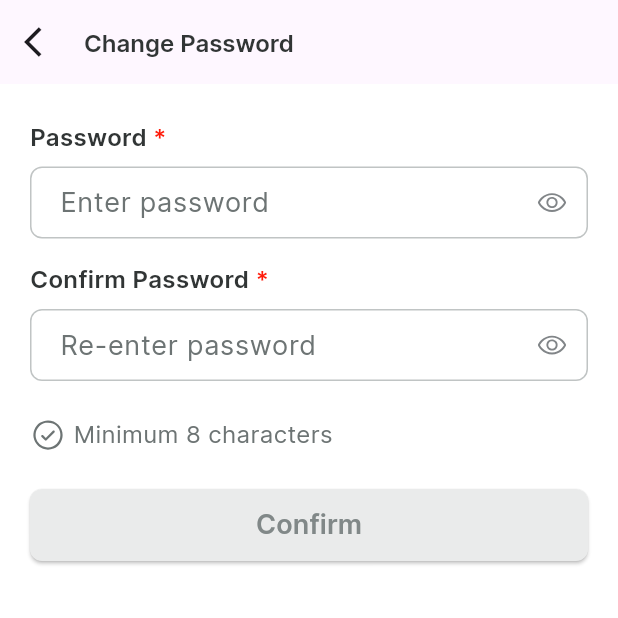
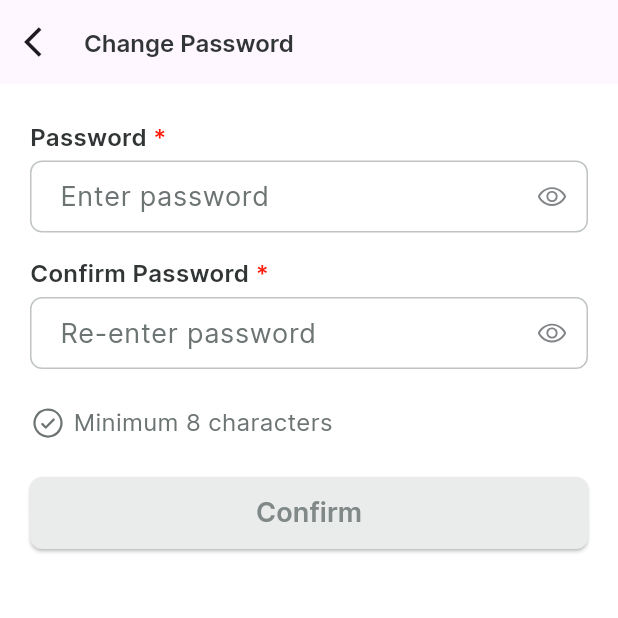
Before and after one commit to vannghia234/TMA_sGas_Project, a Flutter app: the ResetPasswordPage screen opened by its route, on a phone screen of 412 x 824 dp, the top half of it. Run offline on Flutter 3.47's test engine with Material 3 defaults, Android fonts, the phone set to English and light mode, and no system bars; our stand-ins replace either_dart, flutter_bloc, flutter_svg, get_it, jwt_decoder, logger and 4 more; accounts and stored records are empty; generated files the repository leaves out were written again; network calls fail.

Commit message:
refactor update ui

```diff
--- a/lib/src/common/presentation/widget/text_field/common_textfield.dart
+++ b/lib/src/common/presentation/widget/text_field/common_textfield.dart
@@ -1,4 +1,6 @@
+import 'package:flutter/cupertino.dart';
 import 'package:flutter/material.dart';
+import 'package:flutter/widgets.dart';
 import 'package:flutter_svg/svg.dart';
 import 'package:sgas/core/ui/resource/icon_path.dart';
 import 'package:sgas/core/ui/style/base_color.dart';
@@ -13,19 +15,36 @@ class TextFieldCommon extends StatelessWidget {
       this.isHidden,
       this.hintText,
       this.messageError,
+      this.enable = true,
       required this.label,
-      this.keyBoardType});
+      this.keyBoardType,
+      this.suffixPath,
+      this.suffixPathColor = BaseColor.greyNeutral300,
+      this.prefixIcon,
+      this.prefixPath,
+      this.prefixPathColor = BaseColor.greyNeutral300})
+      : assert(suffixPath == null || suffixIcon == null),
+        assert(prefixPath == null || prefixIcon == null);
   final TextEditingController? controller;
-  final Widget? suffixIcon;
   final ValueChanged<String>? onChange;
   final bool? isHidden;
   final String? hintText;
   final String? messageError;
   final String label;
   final TextInputType? keyBoardType;
+  final bool enable;
+  final Widget? suffixIcon;
+  final String? suffixPath;
+  final Color suffixPathColor;
+
+  final Widget? prefixIcon;
+  final String? prefixPath;
+  final Color prefixPathColor;
 
   @override
   Widget build(BuildContext context) {
+    final hasError = messageError != null;
+
     return Column(
       crossAxisAlignment: CrossAxisAlignment.start,
       children: [
@@ -34,33 +53,86 @@ class TextFieldCommon extends StatelessWidget {
         ),
         TextField(
           controller: controller,
+          enabled: enable,
           decoration: InputDecoration(
-              contentPadding: const EdgeInsets.fromLTRB(0, 10, 16, 10),
-              prefix: const SizedBox(width: 16),
-              error: messageError != null ? _errorWidget(messageError) : null,
-              border: _greyBorder(),
-              focusedBorder: _greyBorder(),
-              errorBorder: _errorBorder(), // màu đỏ
+              filled: true,
+              fillColor: (enable) ? Colors.white : BaseColor.greyNeutral60,
+              contentPadding: const EdgeInsets.fromLTRB(16, 10, 16, 10),
+              border: hasError ? _errorBorder() : _greyBorder(),
+              focusedBorder: hasError ? _errorBorder() : _focusBorder(),
+              errorBorder: _errorBorder(),
               focusedErrorBorder: _errorBorder(),
-              enabledBorder: _greyBorder(),
-              disabledBorder: _greyBorder(),
+              enabledBorder: hasError ? _errorBorder() : _greyBorder(),
+              disabledBorder: _disableBorder(),
               hintText: hintText,
               hintStyle:
-                  BaseTextStyle.body1(color: BaseColor.textSecondaryColor),
-              suffixIcon: suffixIcon),
+                  BaseTextStyle.body1(color: BaseColor.textTertiaryColor),
+              suffixIcon: _mapSuffixToWidget(),
+              prefixIcon: _mapPrefixToWidget()),
           onChanged: onChange,
           textInputAction: TextInputAction.done,
           keyboardType: keyBoardType ?? TextInputType.text,
-          style: BaseTextStyle.body1(color: BaseColor.textPrimaryColor),
+          style: BaseTextStyle.body1(
+              color: (enable)
+                  ? BaseColor.textPrimaryColor
+                  : BaseColor.greyNeutral600),
           cursorColor: BaseColor.textPrimaryColor,
           obscureText: isHidden ?? false,
         ),
+        (messageError != null)
+            ? _errorWidget(messageError)
+            : const SizedBox.shrink()
       ],
     );
   }
 
-  FittedBox _errorWidget(String? mess) {
-    return FittedBox(
+  Widget? _mapSuffixToWidget() {
+    if (suffixIcon != null) {
+      return suffixIcon!;
+    }
+    if (suffixPath != null) {
+      return Padding(
+        padding: const EdgeInsets.fromLTRB(16, 10, 8, 10),
+        child: SvgPicture.asset(
+          suffixPath!,
+          colorFilter: ColorFilter.mode(
+              (!enable)
+                  ? BaseColor.greyNeutral600
+                  : (messageError != null)
+                      ? BaseColor.alertColor
+                      : suffixPathColor,
+              BlendMode.srcIn),
+        ),
+      );
+    }
+    return null;
+  }
+
+  Widget? _mapPrefixToWidget() {
+    if (prefixIcon != null) {
+      return prefixIcon!;
+    }
+    if (prefixPath != null) {
+      return Padding(
+        padding: const EdgeInsets.fromLTRB(16, 10, 8, 10),
+        child: SvgPicture.asset(
+          prefixPath!,
+          colorFilter: ColorFilter.mode(
+              (!enable)
+                  ? BaseColor.greyNeutral600
+                  : (messageError != null)
+                      ? BaseColor.alertColor
+                      : prefixPathColor,
+              BlendMode.srcIn),
+        ),
+      );
+    }
+    return null;
+  }
+
+  Widget _errorWidget(String? mess) {
+    return Padding(
+      padding: const EdgeInsets.only(top: 8),
       child: Row(
         mainAxisAlignment: MainAxisAlignment.start,
         children: [
@@ -68,9 +140,11 @@ class TextFieldCommon extends StatelessWidget {
           const SizedBox(
             width: 5,
           ),
-          Text(
-            mess ?? "",
-            style: BaseTextStyle.body3(color: BaseColor.alertColor),
+          Flexible(
+            child: Text(
+              mess ?? "",
+              style: BaseTextStyle.body3(color: BaseColor.alertColor),
+            ),
           ),
         ],
       ),
@@ -78,10 +152,24 @@ class TextFieldCommon extends StatelessWidget {
   }
 }
 
+OutlineInputBorder _focusBorder() {
+  return OutlineInputBorder(
+    borderRadius: BorderRadius.circular(8),
+    borderSide: const BorderSide(color: BaseColor.primaryColor, width: 1),
+  );
+}
+
 OutlineInputBorder _greyBorder() {
   return OutlineInputBorder(
     borderRadius: BorderRadius.circular(8),
     borderSide: const BorderSide(color: BaseColor.borderColor, width: 1),
+  );
+}
+
+OutlineInputBorder _disableBorder() {
+  return OutlineInputBorder(
+    borderRadius: BorderRadius.circular(8),
+    borderSide: const BorderSide(color: BaseColor.greyNeutral200, width: 1),
   );
 }
 
@@ -102,7 +190,7 @@ class _LabelTextField extends StatelessWidget {
   @override
   Widget build(BuildContext context) {
     return Padding(
-      padding: const EdgeInsets.only(bottom: 8),
+      padding: const EdgeInsets.only(bottom: 4),
       child: Text.rich(
         TextSpan(
           text: '$title ',
--- a/lib/src/feature/authentication/presentation/page/login_page.dart
+++ b/lib/src/feature/authentication/presentation/page/login_page.dart
@@ -105,7 +105,6 @@ class _LoginPageState extends State<LoginPage> {
               label: S.current.txt_password,
               hintText: S.current.txt_enter_password,
               suffixIcon: IconButton(
-                highlightColor: const Color.fromRGBO(0, 0, 0, 0),
                 onPressed: () {
                   setState(() {
                     isHidden = !isHidden;
```
Also changed, not shown: assets/icons/hide_password.svg, assets/icons/show_password.svg.
